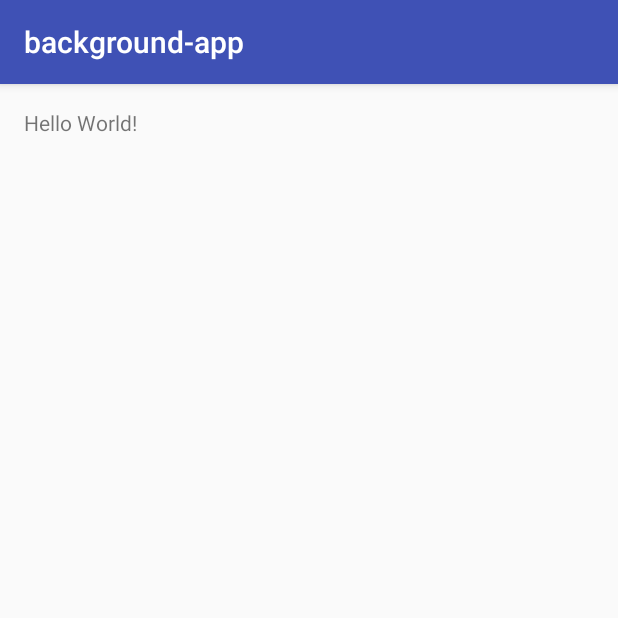
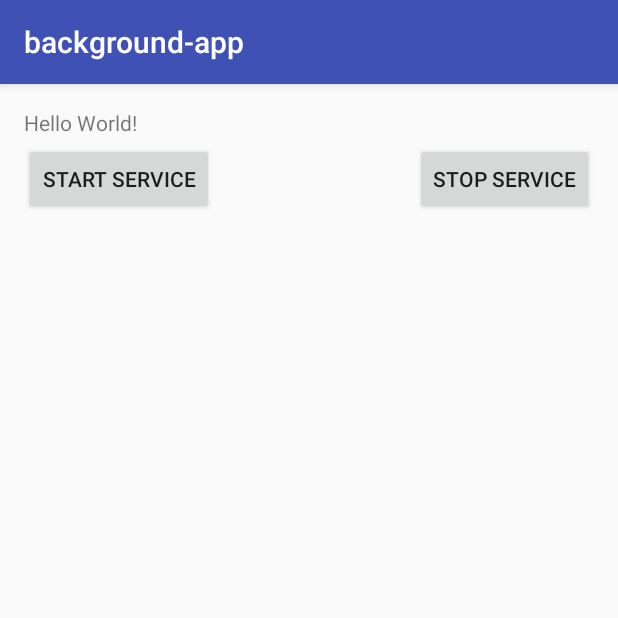
Before and after one commit to thiagoretondar/background-app, an Android app: the screen it shows after launch (MainActivity), on a phone screen of 412 x 824 dp, the top half of it. Run offline under Robolectric (Android 15) with nearby library versions, the phone set to English and light mode, and no system bars.

Commit message:
running an app in background with service

```diff
--- a/app/src/main/AndroidManifest.xml
+++ b/app/src/main/AndroidManifest.xml
@@ -15,6 +15,11 @@
                 <category android:name="android.intent.category.LAUNCHER" />
             </intent-filter>
         </activity>
+
+        <service
+            android:name=".MyService"
+            android:enabled="true"
+            android:exported="true"></service>
     </application>
 
 </manifest>
--- a/app/src/main/res/layout/activity_main.xml
+++ b/app/src/main/res/layout/activity_main.xml
@@ -13,4 +13,25 @@
         android:layout_width="wrap_content"
         android:layout_height="wrap_content"
         android:text="Hello World!" />
+
+    <Button
+        android:id="@+id/button2"
+        android:layout_width="wrap_content"
+        android:layout_height="wrap_content"
+        android:layout_alignBaseline="@+id/button1"
+        android:layout_alignBottom="@+id/button1"
+        android:layout_alignParentRight="true"
+        android:onClick="stopNewService"
+        android:text="Stop Service" />
+
+    <Button
+        android:id="@+id/button1"
+        android:layout_width="wrap_content"
+        android:layout_height="wrap_content"
+        android:layout_alignParentLeft="true"
+        android:layout_alignParentTop="true"
+        android:layout_marginTop="23dp"
+        android:onClick="startNewService"
+        android:text="Start Service" />
+
 </RelativeLayout>
```
Also changed, not shown: app/src/main/java/com/thiagoretondar/background_app/MainActivity.java (+14 -0 lines), app/src/main/java/com/thiagoretondar/background_app/MyService.java (added, +72 -0 lines).
